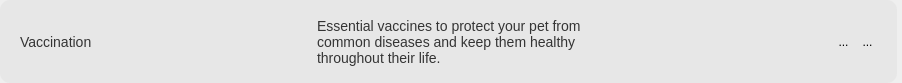
DreddVDomasian/Petmate-Desktop-Application, file Desktop_Application/Frontend/ui-files/ServiceTypeCard.ui: the form before one commit.
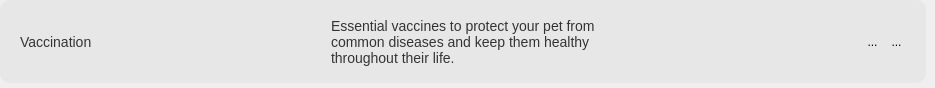
The form after the commit. Icons and pictures are not drawn.

Commit message: added service table and load service types

```diff
--- a/Desktop_Application/Frontend/ui-files/ServiceTypeCard.ui
+++ b/Desktop_Application/Frontend/ui-files/ServiceTypeCard.ui
@@ -6,8 +6,8 @@
    <rect>
     <x>0</x>
     <y>0</y>
-    <width>902</width>
-    <height>83</height>
+    <width>935</width>
+    <height>88</height>
    </rect>
   </property>
   <property name="windowTitle">
@@ -24,10 +24,10 @@
     <number>0</number>
    </property>
    <property name="rightMargin">
-    <number>5</number>
+    <number>9</number>
    </property>
    <property name="bottomMargin">
-    <number>0</number>
+    <number>5</number>
    </property>
    <item>
     <widget class="QFrame" name="serviceTypeCard">
```
The commit also changes 7 other files.
